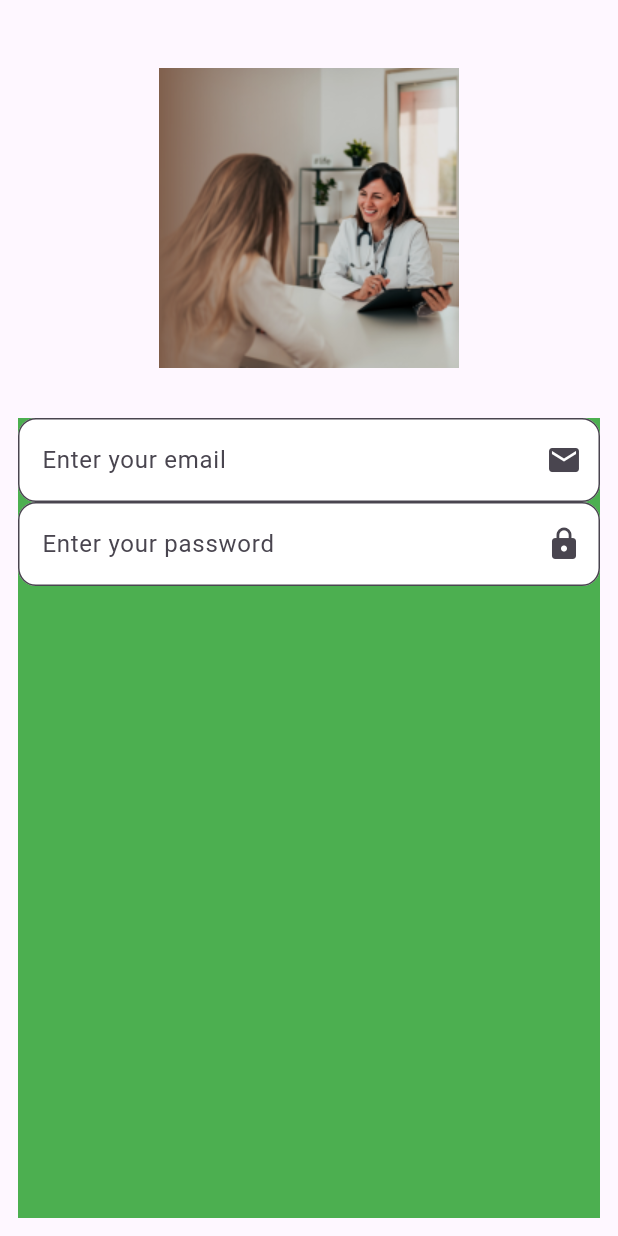
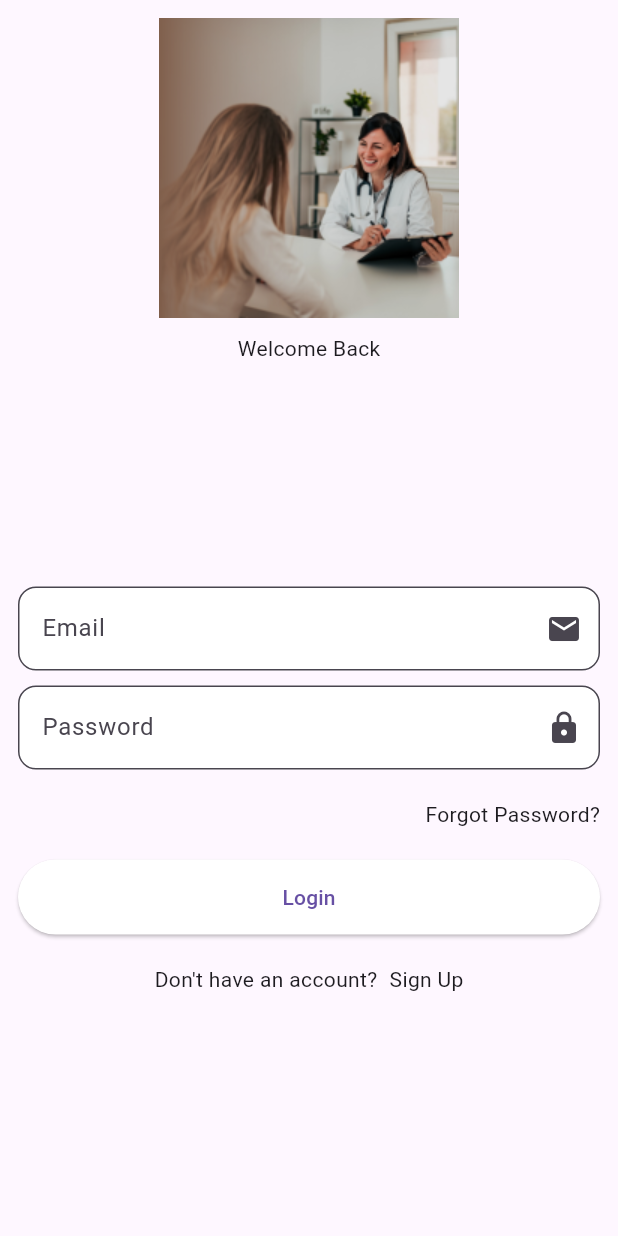
Before and after one commit to coderasmita/medical_app, a Flutter app: the screen it shows after launch, on a phone screen of 412 x 824 dp. Run offline on Flutter 3.47's test engine with Material 3 defaults, Android fonts, the phone set to English and light mode, and no system bars; our stand-ins replace get, velocity_x.

Commit message:
primary button

```diff
--- a/lib/components/custom_text_field.dart
+++ b/lib/components/custom_text_field.dart
@@ -5,10 +5,12 @@ class CustomTextField extends StatelessWidget {
     super.key,
     required this.hintText,
     this.icon,
+    this.textController,
   });
 
   final String hintText;
   final Widget? icon;
+  final CustomTextField? textController;
 
   @override
   Widget build(BuildContext context) {
--- /dev/null
+++ b/lib/components/primary_button.dart
@@ -0,0 +1,31 @@
+import 'package:medical_app/consts/consts.dart';
+
+class PrimaryButton extends StatelessWidget {
+  const PrimaryButton({
+    super.key,
+    required this.title,
+    this.onPressed,
+    this.icon,
+    this.width,
+    this.height,
+    this.color,
+  });
+  final String title;
+  final Function()? onPressed;
+  final Widget? icon;
+  final double? width;
+  final double? height;
+  final Color? color;
+
+  @override
+  Widget build(BuildContext context) {
+    return ElevatedButton(
+      onPressed: () {},
+      style: ElevatedButton.styleFrom(
+          backgroundColor: color,
+          minimumSize:
+              Size(width ?? MediaQuery.sizeOf(context).width, height ?? 50)),
+      child: Text(title),
+    );
+  }
+}
--- /dev/null
+++ b/lib/consts/consts.dart
@@ -0,0 +1,8 @@
+export 'strings.dart';
+export 'images.dart';
+export 'app_fonts.dart';
+// export 'app_colors.dart';
+// export 'app_sizes.dart';
+// export 'package:velocity_x/';
+export 'package:get/get.dart';
+export 'package:flutter/material.dart';
--- a/lib/views/login_view/login_view.dart
+++ b/lib/views/login_view/login_view.dart
@@ -1,11 +1,19 @@
 import 'package:flutter/material.dart';
 import 'package:medical_app/consts/images.dart';
+import 'package:velocity_x/velocity_x.dart';
 
+import '../../components/primary_button.dart';
 import '../../components/custom_text_field.dart';
+import '../../consts/strings.dart';
 
-class LoginView extends StatelessWidget {
+class LoginView extends StatefulWidget {
   const LoginView({super.key});
 
+  @override
+  State<LoginView> createState() => _LoginViewState();
+}
+
+class _LoginViewState extends State<LoginView> {
   @override
   Widget build(BuildContext context) {
     return Scaffold(
@@ -13,27 +21,47 @@ class LoginView extends StatelessWidget {
         padding: const EdgeInsets.all(12),
         child: Column(
           children: [
+            Image.asset(
+              AppAssets.logo,
+              height: 200,
+            ),
+            10.heightBox,
+            AppStrings.welcomeBack.text.make(),
             Expanded(
-              child: Image.asset(
-                AppAssets.logo,
-              ),
-            ),
-            Expanded(
-              flex: 2,
-              child: Container(
-                color: Colors.green,
-                child: const Column(
+              // flex: 2,
+              child: Column(
+                mainAxisAlignment: MainAxisAlignment.center,
                 children: [
-                    CustomTextField(
-                      hintText: "Enter your email",
+                  const CustomTextField(
+                    hintText: AppStrings.email,
                     icon: Icon(Icons.email),
                   ),
-                    CustomTextField(
-                      hintText: "Enter your password",
+                  10.heightBox,
+                  const CustomTextField(
+                    hintText: AppStrings.password,
                     icon: Icon(Icons.lock),
                   ),
+                  20.heightBox,
+                  Align(
+                    alignment: Alignment.centerRight,
+                    child: AppStrings.forgotPassword.text.make(),
+                  ),
+                  20.heightBox,
+                  PrimaryButton(
+                    title: AppStrings.login,
+                    onPressed: () {},
+                    color: Colors.white,
+                  ),
+                  20.heightBox,
+                  Row(
+                    mainAxisAlignment: MainAxisAlignment.center,
+                    children: [
+                      AppStrings.dontHaveAccount.text.make(),
+                      8.widthBox,
+                      AppStrings.signUp.text.make(),
                     ],
-                ),
+                  )
+                ],
               ),
             ),
           ],
```
Lines whose indentation alone changed are shown as unchanged.
